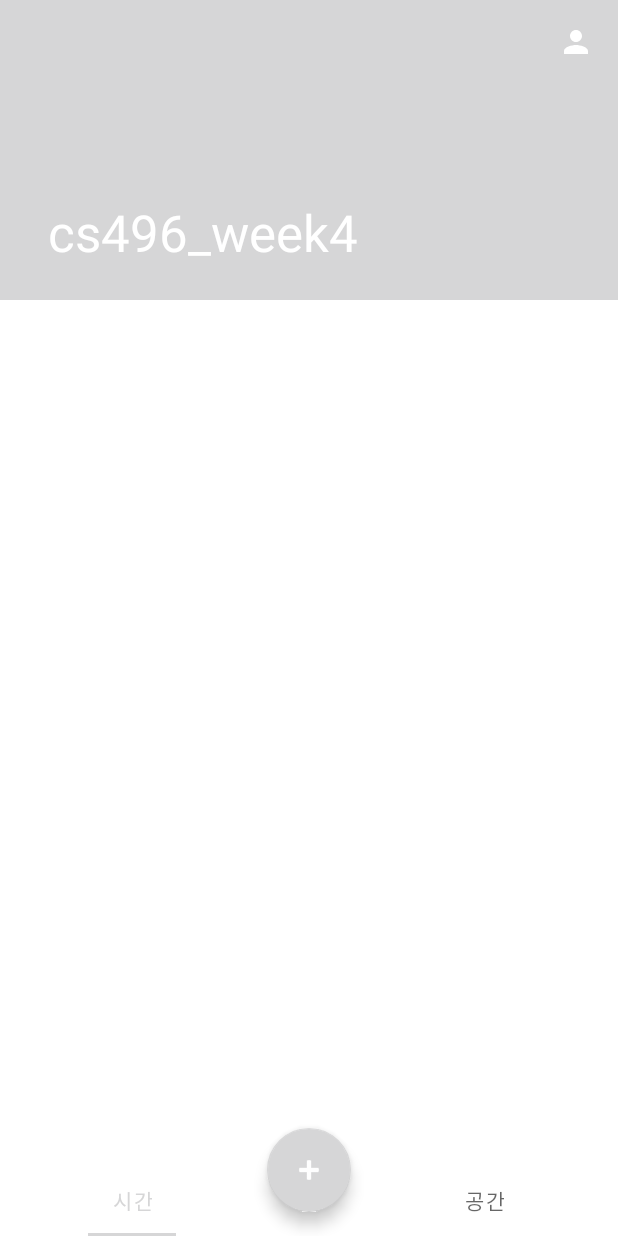
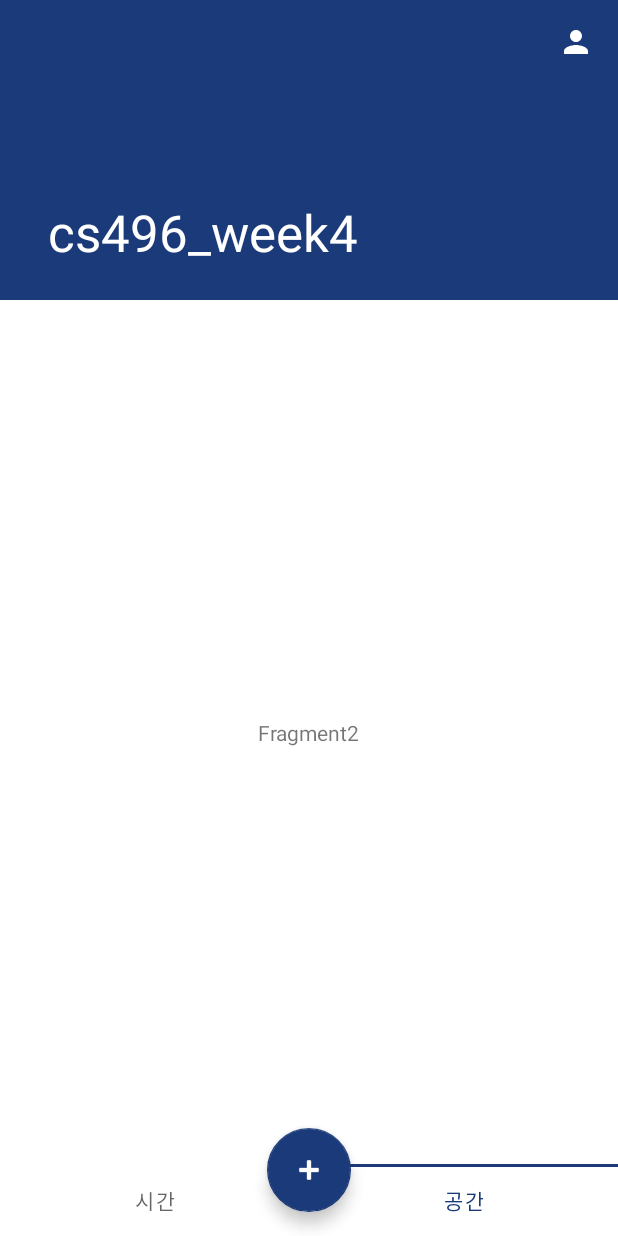
Before and after one commit to hotsunchip/cs496_week4, an Android app: the screen it shows after launch (MainActivity), item 2 of the bottom bar chosen, on a phone screen of 412 x 824 dp. Run offline under Robolectric (Android 15) with nearby library versions, the phone set to English and light mode, and no system bars.

Commit message:
Connect Fragment with Activity

```diff
--- a/app/src/main/java/com/example/cs496_week4/Main/CalendarFragment.java
+++ /dev/null
@@ -1,6 +0,0 @@
-package com.example.cs496_week4.Main;
-
-import androidx.fragment.app.Fragment;
-
-public class CalendarFragment  extends Fragment {
-}
--- /dev/null
+++ b/app/src/main/java/com/example/cs496_week4/Main/Fragment1WeekCalender.java
@@ -0,0 +1,41 @@
+package com.example.cs496_week4.Main;
+
+import android.os.Bundle;
+import android.view.LayoutInflater;
+import android.view.View;
+import android.view.ViewGroup;
+
+import androidx.fragment.app.Fragment;
+
+import com.example.cs496_week4.R;
+
+public class Fragment1WeekCalender extends Fragment {
+    // fields
+
+    // Required empty public constructor
+    public Fragment1WeekCalender() {
+
+    }
+
+    public static Fragment1WeekCalender newInstance() {
+        Fragment1WeekCalender fragment = new Fragment1WeekCalender();
+        Bundle args = new Bundle();
+        fragment.setArguments(args);
+        return fragment;
+    }
+
+    @Override
+    public void onCreate(Bundle savedInstanceState) {
+        super.onCreate(savedInstanceState);
+        // 변수 초기화
+    }
+
+    @Override
+    public View onCreateView(LayoutInflater inflater, ViewGroup container,
+                             Bundle savedInstanceState) {
+        // Inflate the layout for this fragment
+        View view = inflater.inflate(R.layout.fragment_main_1, container, false);
+
+        return view;
+    }
+}
--- /dev/null
+++ b/app/src/main/java/com/example/cs496_week4/Main/Fragment2Map.java
@@ -0,0 +1,41 @@
+package com.example.cs496_week4.Main;
+
+import android.os.Bundle;
+import android.view.LayoutInflater;
+import android.view.View;
+import android.view.ViewGroup;
+
+import androidx.fragment.app.Fragment;
+
+import com.example.cs496_week4.R;
+
+public class Fragment2Map extends Fragment {
+    // fields
+
+    // Required empty public constructor
+    public Fragment2Map() {
+
+    }
+
+    public static Fragment2Map newInstance() {
+        Fragment2Map fragment = new Fragment2Map();
+        Bundle args = new Bundle();
+        fragment.setArguments(args);
+        return fragment;
+    }
+
+    @Override
+    public void onCreate(Bundle savedInstanceState) {
+        super.onCreate(savedInstanceState);
+        // 변수 초기화
+    }
+
+    @Override
+    public View onCreateView(LayoutInflater inflater, ViewGroup container,
+                             Bundle savedInstanceState) {
+        // Inflate the layout for this fragment
+        View view = inflater.inflate(R.layout.fragment_main_2, container, false);
+
+        return view;
+    }
+}
--- a/app/src/main/java/com/example/cs496_week4/Main/MainActivity.java
+++ b/app/src/main/java/com/example/cs496_week4/Main/MainActivity.java
@@ -4,6 +4,9 @@ import androidx.appcompat.app.ActionBar;
 import androidx.appcompat.app.AppCompatActivity;
 import androidx.appcompat.widget.Toolbar;
 import androidx.drawerlayout.widget.DrawerLayout;
+import androidx.fragment.app.Fragment;
+import androidx.fragment.app.FragmentManager;
+import androidx.fragment.app.FragmentTransaction;
 
 import android.content.Intent;
 import android.os.Bundle;
@@ -20,17 +23,20 @@ import com.example.cs496_week4.NewSchedule.NewScheduleActivity;
 import com.example.cs496_week4.NewTimeTable.NewTimeTableActivity;
 import com.example.cs496_week4.R;
 import com.google.android.material.floatingactionbutton.FloatingActionButton;
+import com.google.android.material.tabs.TabLayout;
 
 public class MainActivity extends AppCompatActivity {
+    public static MainActivity mContext;
     private static FloatingActionButton mainFab;
     private static FloatingActionButton newScheduleFab;
     private static FloatingActionButton newGroupScheduleFab;
     private static FloatingActionButton newTimeTableFab;
-    private static LinearLayout mainFabLayout;
     private static LinearLayout newScheduleFabLayout;
     private static LinearLayout newGroupScheduleFabLayout;
     private static LinearLayout newTimeTableFabLayout;
-    ImageButton profileBtn;
+
+    private static TabLayout tabLayout;
+    private static ImageButton profileBtn;
 
     private static Animation rotateOpen;
     private static Animation rotateClose;
@@ -43,6 +49,7 @@ public class MainActivity extends AppCompatActivity {
     protected void onCreate(Bundle savedInstanceState) {
         super.onCreate(savedInstanceState);
         setContentView(R.layout.activity_main);
+        mContext = this;
 
         // fields
         //    public String serverAddress = "192.0.0.0";
@@ -54,7 +61,36 @@ public class MainActivity extends AppCompatActivity {
         setSupportActionBar(tb);
         if (getSupportActionBar() != null) getSupportActionBar().setDisplayHomeAsUpEnabled(false);
 
+        // tab
+        tabLayout = findViewById(R.id.tab_layout);
+        Fragment1WeekCalender frag1 = new Fragment1WeekCalender();
+        Fragment2Map frag2 = new Fragment2Map();
+        tabLayout.addTab(tabLayout.newTab().setText("시간"),true);
+        tabLayout.addTab(tabLayout.newTab().setText("공간"));
+        tabLayout.addOnTabSelectedListener(new TabLayout.OnTabSelectedListener() {
+            @Override
+            public void onTabSelected(TabLayout.Tab tab) {
+                switch (tab.getPosition())
+                {
+                    case 0 :
+                        replaceFragment(frag1);
+                        break;
+                    case 1 :
+                        replaceFragment(frag2);
+                        break;
+                }
+            }
+            @Override
+            public void onTabUnselected(TabLayout.Tab tab) {
+            }
+            @Override
+            public void onTabReselected(TabLayout.Tab tab) {
+            }
+        });
+        tabLayout.getTabAt(0).select();
 
+
+        // fab
         mainFab = findViewById(R.id.mainFab);
         mainFab.setOnClickListener(new View.OnClickListener() {
             @Override
@@ -127,6 +163,14 @@ public class MainActivity extends AppCompatActivity {
 
     }
 
+    public void replaceFragment(Fragment fragment) {
+        FragmentManager fm = getSupportFragmentManager();
+        FragmentTransaction ft = fm.beginTransaction();
+        ft.replace(R.id.frame_layout, fragment);
+        ft.setTransition(FragmentTransaction.TRANSIT_FRAGMENT_OPEN);
+        ft.commit();
+    }
+
     private void onFabClicked() {
         if (mClicked) {
             // set visibility
--- a/app/src/main/res/layout/activity_main.xml
+++ b/app/src/main/res/layout/activity_main.xml
@@ -112,71 +112,24 @@
 
     </com.google.android.material.appbar.AppBarLayout>
 
-    <androidx.core.widget.NestedScrollView
-        android:layout_width="match_parent"
-        android:layout_height="match_parent"
-        android:clipToPadding="false"
-        android:fillViewport="true"
-        app:layout_behavior="@string/appbar_scrolling_view_behavior">
-        <androidx.viewpager.widget.ViewPager
-            android:id="@+id/mainViewPager"
-            android:layout_width="match_parent"
-            android:layout_height="match_parent"
-            app:layout_constraintBottom_toBottomOf="parent"
-            app:layout_constraintStart_toStartOf="parent"
-            app:layout_constraintEnd_toEndOf="parent"
-            app:layout_constraintTop_toTopOf="parent" >
-        </androidx.viewpager.widget.ViewPager>
-    </androidx.core.widget.NestedScrollView>
+    <FrameLayout
+        android:id="@+id/frame_layout"
+        android:layout_width="0dp"
+        android:layout_height="0dp"
+        app:layout_constraintBottom_toTopOf="@id/tab_layout"
+        app:layout_constraintStart_toStartOf="parent"
+        app:layout_constraintEnd_toEndOf="parent"
+        app:layout_constraintTop_toBottomOf="@id/app_bar_layout">
+    </FrameLayout>
 
     <!-- tab -->
     <com.google.android.material.tabs.TabLayout
+        android:id="@+id/tab_layout"
         android:layout_width="match_parent"
         android:layout_height="wrap_content"
-        app:layout_constraintBottom_toBottomOf="parent">
+        app:layout_constraintBottom_toBottomOf="parent"
+        app:tabIndicatorGravity="top"/>
 <!--        app:tabIndicator="@color/transparent">-->
-
-        <com.google.android.material.tabs.TabItem
-            android:layout_width="wrap_content"
-            android:layout_height="wrap_content"
-            android:text=""
-            android:clickable="false"/>
-
-        <com.google.android.material.tabs.TabItem
-            android:id="@+id/tab_time"
-            android:layout_width="wrap_content"
-            android:layout_height="wrap_content"
-            android:text="시간"/>
-
-        <com.google.android.material.tabs.TabItem
-        android:layout_width="wrap_content"
-        android:layout_height="wrap_content"
-        android:text=""
-        android:clickable="false"/>
-
-        <com.google.android.material.tabs.TabItem
-            android:layout_width="wrap_content"
-            android:layout_height="wrap_content"
-            android:text=""
-            android:clickable="false"/>
-        <com.google.android.material.tabs.TabItem
-        android:layout_width="wrap_content"
-        android:layout_height="wrap_content"
-        android:text=""
-        android:clickable="false"/>
-
-        <com.google.android.material.tabs.TabItem
-            android:id="@+id/tab_place"
-            android:layout_width="wrap_content"
-            android:layout_height="wrap_content"
-            android:text="공간" />
-
-        <com.google.android.material.tabs.TabItem
-        android:layout_width="wrap_content"
-        android:layout_height="wrap_content"
-        android:text=""
-        android:clickable="false"/>
-    </com.google.android.material.tabs.TabLayout>
 
     <!--fab-->
     <LinearLayout
--- /dev/null
+++ b/app/src/main/res/layout/fragment_main_1.xml
@@ -0,0 +1,17 @@
+<?xml version="1.0" encoding="utf-8"?>
+<androidx.constraintlayout.widget.ConstraintLayout xmlns:android="http://schemas.android.com/apk/res/android"
+    xmlns:tools="http://schemas.android.com/tools"
+    android:layout_width="match_parent"
+    android:layout_height="match_parent"
+    xmlns:app="http://schemas.android.com/apk/res-auto">
+
+    <TextView
+        android:id="@+id/textView2"
+        android:layout_width="wrap_content"
+        android:layout_height="wrap_content"
+        android:text="Fragment1"
+        app:layout_constraintStart_toStartOf="parent"
+        app:layout_constraintEnd_toEndOf="parent"
+        app:layout_constraintTop_toTopOf="parent"
+        app:layout_constraintBottom_toBottomOf="parent"/>
+</androidx.constraintlayout.widget.ConstraintLayout>
--- /dev/null
+++ b/app/src/main/res/layout/fragment_main_2.xml
@@ -0,0 +1,17 @@
+<?xml version="1.0" encoding="utf-8"?>
+<androidx.constraintlayout.widget.ConstraintLayout xmlns:android="http://schemas.android.com/apk/res/android"
+    xmlns:tools="http://schemas.android.com/tools"
+    android:layout_width="match_parent"
+    android:layout_height="match_parent"
+    xmlns:app="http://schemas.android.com/apk/res-auto">
+
+    <TextView
+        android:id="@+id/textView2"
+        android:layout_width="wrap_content"
+        android:layout_height="wrap_content"
+        android:text="Fragment2"
+        app:layout_constraintStart_toStartOf="parent"
+        app:layout_constraintEnd_toEndOf="parent"
+        app:layout_constraintTop_toTopOf="parent"
+        app:layout_constraintBottom_toBottomOf="parent"/>
+</androidx.constraintlayout.widget.ConstraintLayout>
--- a/app/src/main/res/values/colors.xml
+++ b/app/src/main/res/values/colors.xml
@@ -1,14 +1,14 @@
 <?xml version="1.0" encoding="utf-8"?>
 <resources>
-<!--    <color name="blue_100">#FFAAC3FA</color>-->
-<!--    <color name="blue_200">#FF7E9DDF</color>-->
-<!--    <color name="blue_300">#FF4F75C5</color>-->
-<!--    <color name="blue_400">#FF31559E</color>-->
-<!--    <color name="blue_500">#FF1B3A7A</color>-->
-<!--    <color name="blue_600">#FF192F5C</color>-->
-<!--    <color name="blue_700">#FF192847</color>-->
-<!--    <color name="blue_800">#FF0D1932</color>-->
-<!--    <color name="blue_900">#FF071022</color>-->
+    <color name="blue_100">#FFAAC3FA</color>
+    <color name="blue_200">#FF7E9DDF</color>
+    <color name="blue_300">#FF4F75C5</color>
+    <color name="blue_400">#FF31559E</color>
+    <color name="blue_500">#FF1B3A7A</color>
+    <color name="blue_600">#FF192F5C</color>
+    <color name="blue_700">#FF192847</color>
+    <color name="blue_800">#FF0D1932</color>
+    <color name="blue_900">#FF071022</color>
     <color name="black">#FF000000</color>
     <color name="white">#FFFFFFFF</color>
     <color name="off_white">#FFFEFEFE</color>
```
